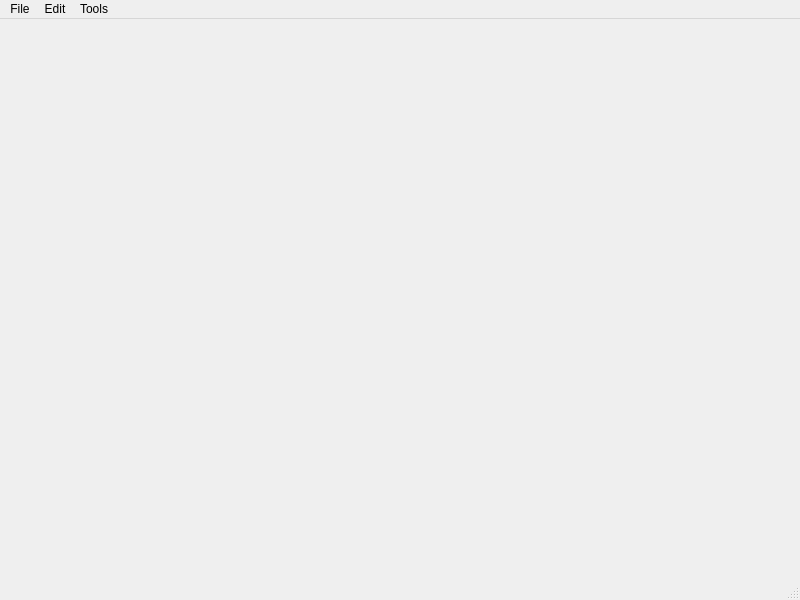
This is arduFPGA-debugger/mainwindow.ui in dev-board-tech/arduFPGA-debugger as Qt 5 draws it before an edit. The edited form follows.
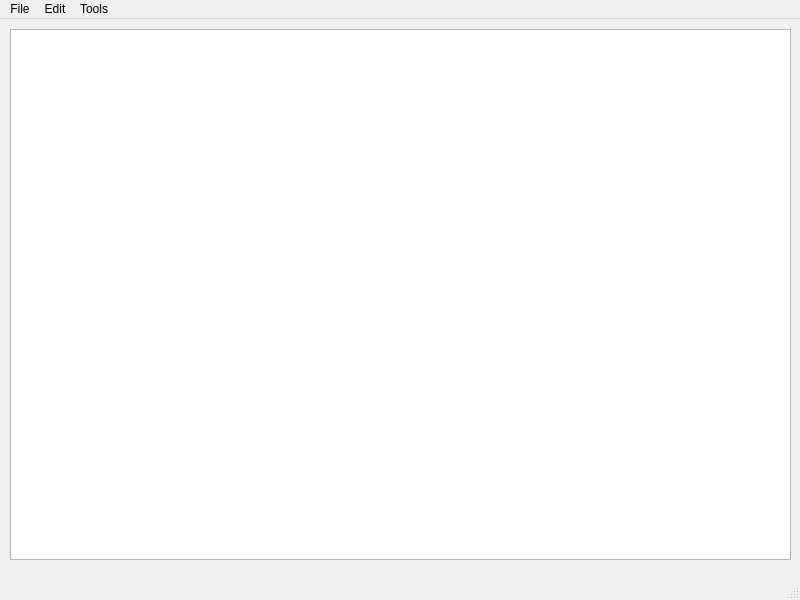
This is the edited form.

Commit message: Add option to watch up to 8 memory windows and up to 16 IO windows.

Diff of the .ui file:
```diff
--- a/arduFPGA-debugger/mainwindow.ui
+++ b/arduFPGA-debugger/mainwindow.ui
@@ -13,7 +13,21 @@
   <property name="windowTitle">
    <string>MainWindow</string>
   </property>
-  <widget class="QWidget" name="centralwidget"/>
+  <widget class="QWidget" name="centralwidget">
+   <widget class="QTextEdit" name="textEdit">
+    <property name="geometry">
+     <rect>
+      <x>10</x>
+      <y>10</y>
+      <width>781</width>
+      <height>531</height>
+     </rect>
+    </property>
+    <property name="readOnly">
+     <bool>true</bool>
+    </property>
+   </widget>
+  </widget>
   <widget class="QMenuBar" name="menubar">
    <property name="geometry">
     <rect>
```
Left out of the diff: 134 changed lines with no effect on the pictures. The commit also changes 3 other files.
